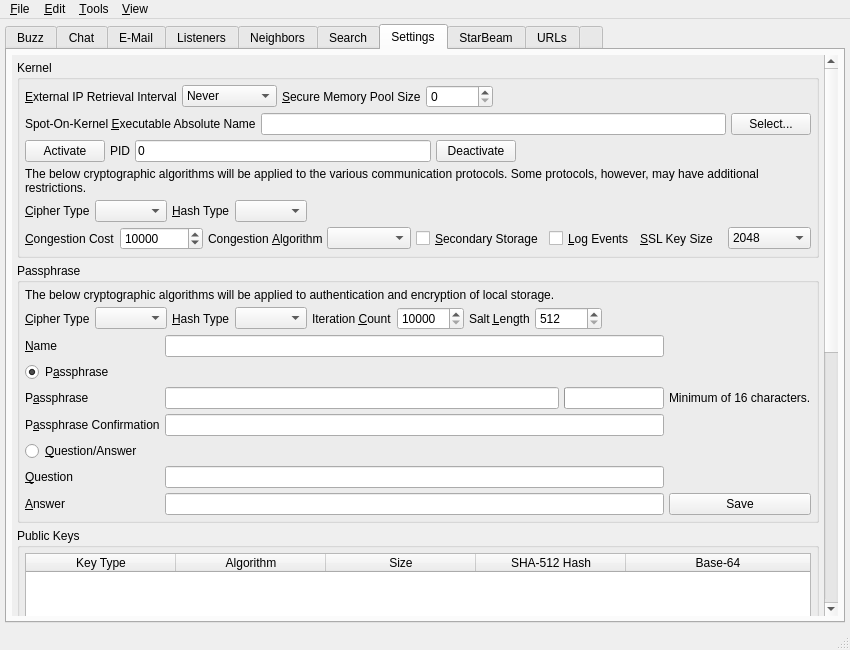
This is branches/trunk/UI/spot-on-controlcenter.ui in textbrowser/spot-on as Qt 5 draws it before an edit. The edited form follows.
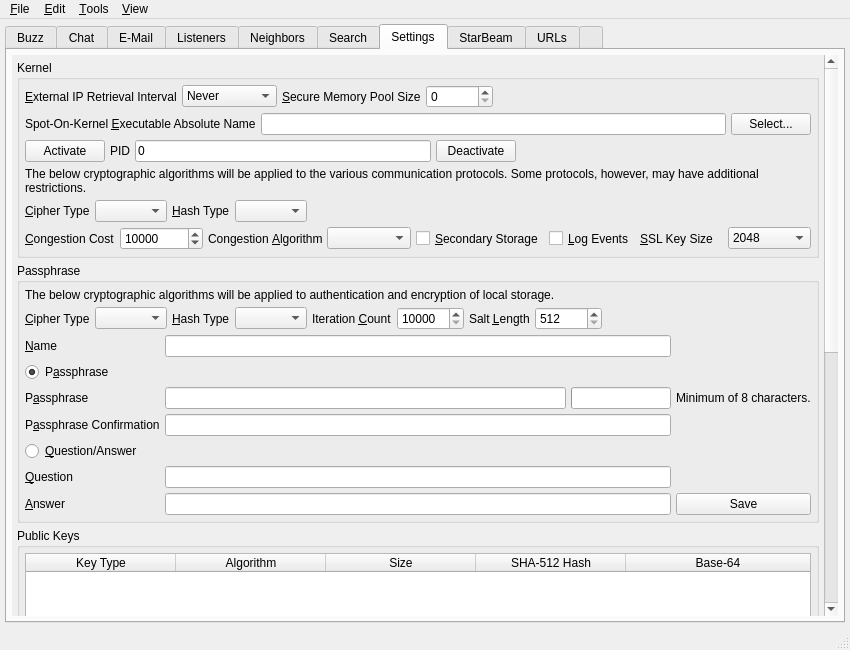
This is the edited form. The open tabs and pages were chosen to show the change. Icons and pictures are not drawn. Custom widgets are drawn as their Qt base class.

Commit message: Minimum password length set to 8.

What changed in the file:
```diff
--- a/branches/trunk/UI/spot-on-controlcenter.ui
+++ b/branches/trunk/UI/spot-on-controlcenter.ui
@@ -5706,7 +5706,7 @@
            <property name="geometry">
             <rect>
              <x>0</x>
-             <y>-555</y>
+             <y>0</y>
              <width>812</width>
              <height>1149</height>
             </rect>
@@ -6258,7 +6258,7 @@
                    <item row="3" column="2">
                     <widget class="QLabel" name="label_58">
                      <property name="text">
-                      <string>Minimum of 16 characters.</string>
+                      <string>Minimum of 8 characters.</string>
                      </property>
                     </widget>
                    </item>
```
Left out of the diff: 4 changed lines with no effect on the pictures. The commit also changes 3 other files.
